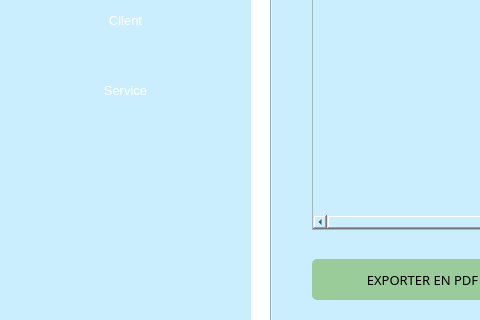
The window that servicewindow.ui (ProjetCpp-2425/projetcpp-smart-cleaning-store) describes before a commit, drawn with Qt 5; both pictures show x 0 to 480 and y 220 to 540 of the 1200 by 644 pixel window.
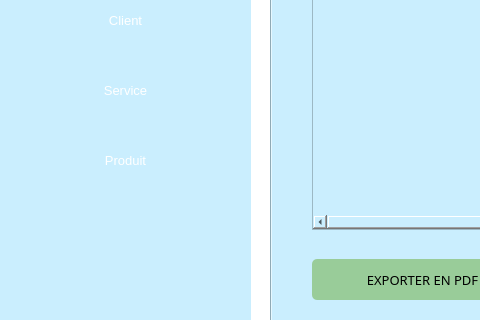
The same window after the commit. The open tabs and pages were chosen to show the change. Icons and pictures are not drawn.

Commit message: Added GestionDeProduit + previous integration

The edit to the form file:
```diff
--- a/servicewindow.ui
+++ b/servicewindow.ui
@@ -171,6 +171,36 @@
       <string>Client</string>
      </property>
     </widget>
+    <widget class="QPushButton" name="pushButton_8">
+     <property name="geometry">
+      <rect>
+       <x>30</x>
+       <y>380</y>
+       <width>191</width>
+       <height>61</height>
+      </rect>
+     </property>
+     <property name="cursor">
+      <cursorShape>PointingHandCursor</cursorShape>
+     </property>
+     <property name="styleSheet">
+      <string notr="true">background-color:#99CC99;
+font: 14pt &quot;Tempus Sans ITC&quot;;
+border-radius: 25px; 
+border: 1.5px solid #29ABE2; 
+color:#000000;
+QPushButton: {
+                     font-size: 14px;
+                      transition: all 0.3s ease;
+                      }
+QPushButton:hover {
+                      font-size: 18px;
+                      }</string>
+     </property>
+     <property name="text">
+      <string>Produit</string>
+     </property>
+    </widget>
    </widget>
    <widget class="QTabWidget" name="tabWidget">
     <property name="enabled">
```
Left out of the diff: 4 changed lines with no effect on the pictures. The commit also changes 21 other files.
